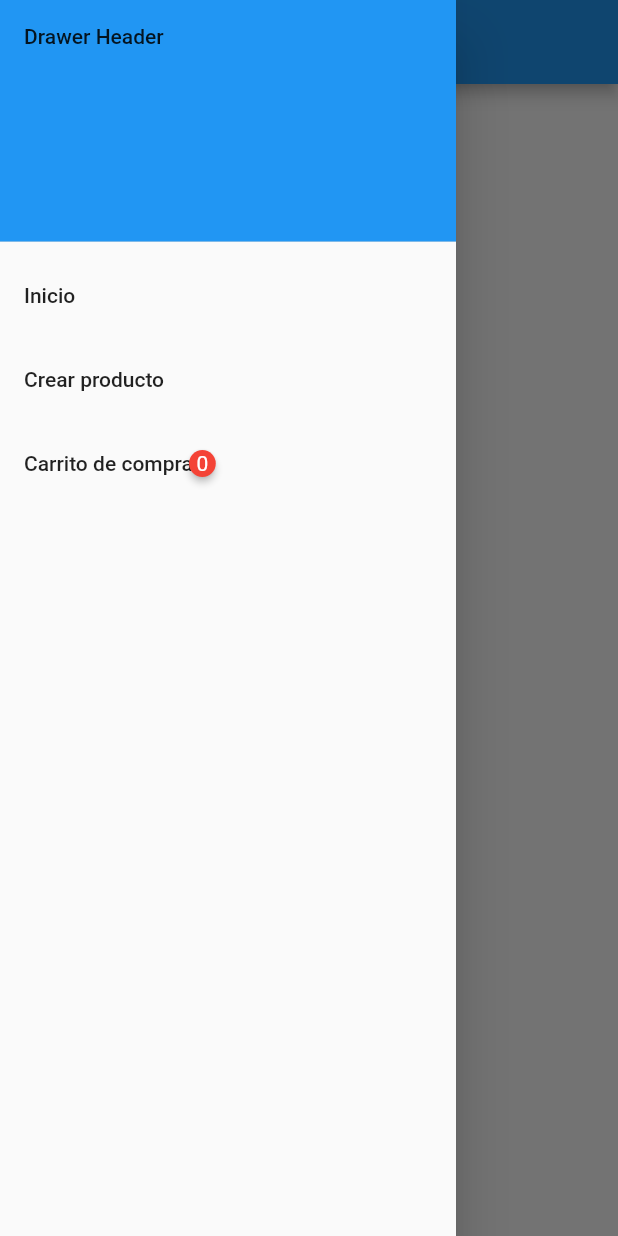
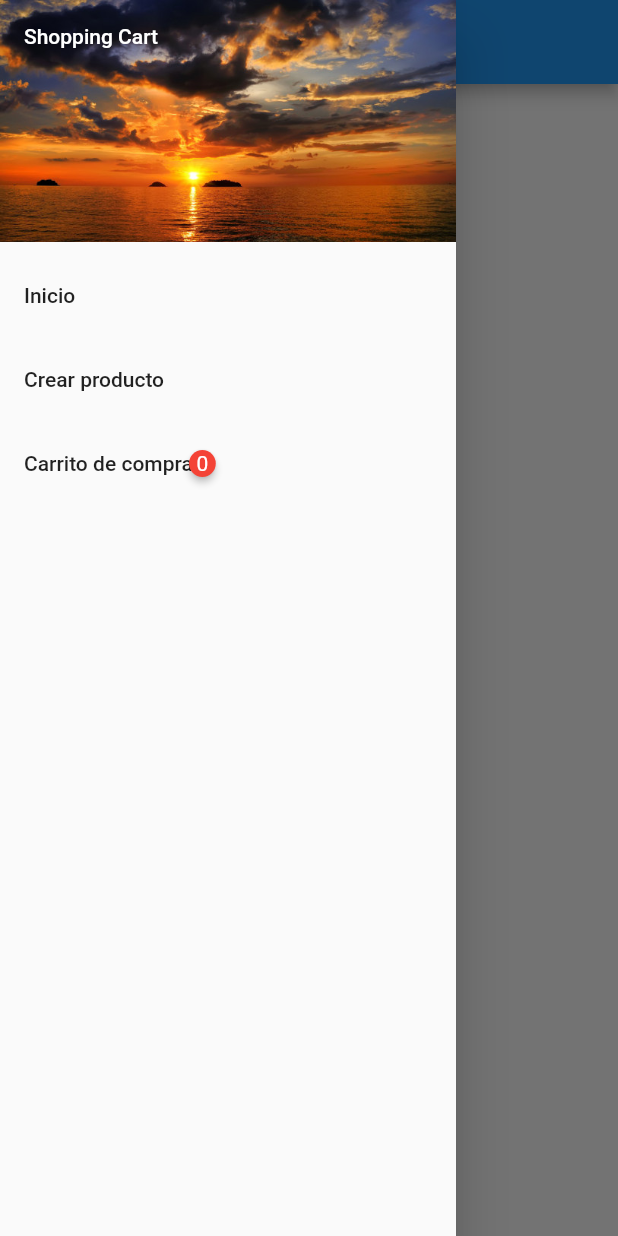
Before and after one commit to VictorBejarano/shopping_cart_flutter, a Flutter app: the screen it shows after launch, with the side drawer open, on a phone screen of 412 x 824 dp. Run offline on Flutter 3.47's test engine with Material 2 defaults, Android fonts, the phone set to English and light mode, and no system bars; drawn by our look-alikes of badges; our stand-ins replace bloc, cloud_firestore, dartz, data_connection_checker, equatable, firebase_core and 4 more; accounts and stored records are empty.

```diff
--- a/lib/features/cart/domain/repositories/cart_repositoy.dart
+++ b/lib/features/cart/domain/repositories/cart_repositoy.dart
@@ -1,9 +1,14 @@
 import 'package:dartz/dartz.dart';
 import 'package:shopping_cart/core/error/failures.dart';
+import 'package:shopping_cart/features/cart/domain/entities/product_quantity.dart';
 
 abstract class CartRepository {
   Future<Either<Failure, void>> createCart(
     String id,
     String status,
   );
+  Future<Either<Failure, void>> buyProducts(
+    String id,
+    List<ProductQuantity> products,
+  );
 }
--- /dev/null
+++ b/lib/features/cart/domain/usecase/buy_products.dart
@@ -0,0 +1,33 @@
+import 'package:dartz/dartz.dart';
+import 'package:equatable/equatable.dart';
+import 'package:shopping_cart/core/error/failures.dart';
+import 'package:shopping_cart/core/usecases/usecases.dart';
+import 'package:shopping_cart/features/cart/domain/entities/product_quantity.dart';
+import 'package:shopping_cart/features/cart/domain/repositories/cart_repositoy.dart';
+
+class BuyProducts implements UseCase<void, Params> {
+  final CartRepository repository;
+
+  BuyProducts(this.repository);
+
+  @override
+  Future<Either<Failure, void>> call(Params params) async {
+    return repository.buyProducts(params.id, params.products);
+  }
+}
+
+class Params extends Equatable {
+  final String id;
+  final List<ProductQuantity> products;
+
+  Params({
+    this.id,
+    this.products,
+  });
+
+  @override
+  List<Object> get props => [
+        id,
+        products,
+      ];
+}
--- a/lib/features/cart/infrastructure/product/cart_bloc.dart
+++ b/lib/features/cart/infrastructure/product/cart_bloc.dart
@@ -5,7 +5,9 @@ import 'package:dartz/dartz.dart';
 import 'package:meta/meta.dart';
 import 'package:shopping_cart/core/error/failures.dart';
 import 'package:shopping_cart/features/cart/domain/entities/product_quantity.dart';
-import 'package:shopping_cart/features/cart/domain/usecase/create_cart.dart';
+import 'package:shopping_cart/features/cart/domain/usecase/buy_products.dart';
+import 'package:shopping_cart/features/cart/domain/usecase/create_cart.dart'
+    as create_cart_usecase;
 
 import 'bloc.dart';
 
@@ -16,11 +18,15 @@ const String INVALID_INPUT_FAILURE_MESSAGE =
     'Invalid Input - The number must be a positive integer or zero.';
 
 class CartBloc extends Bloc<CartEvent, CartState> {
-  final CreateCart createCart;
+  final create_cart_usecase.CreateCart createCart;
+  final BuyProducts buyProducts;
 
-  CartBloc({@required CreateCart cart})
+  CartBloc(
+      {@required create_cart_usecase.CreateCart cart,
+      @required BuyProducts buy})
       : assert(cart != null),
         createCart = cart,
+        buyProducts = buy,
         super(Empty());
 
   @override
@@ -29,8 +35,8 @@ class CartBloc extends Bloc<CartEvent, CartState> {
   ) async* {
     if (event is CreateCartEvent) {
       final date = DateTime.now().millisecondsSinceEpoch.toString();
-      final failureOrSetState =
-          await createCart(Params(id: date, status: 'PENDIENTE'));
+      final failureOrSetState = await createCart(
+          create_cart_usecase.Params(id: date, status: 'PENDIENTE'));
       yield* _eitherLoadedOrErrorState(failureOrSetState, date);
     } else if (event is AddProductToCartEvent) {
       final loadedState = state as Loaded;
@@ -49,6 +55,15 @@ class CartBloc extends Bloc<CartEvent, CartState> {
       var products = loadedState.products
           .where((product) => product != loadedState.products[event.index]);
       yield Loaded(id: loadedState.id, products: [...products]);
+    } else if (event is BuyEvent) {
+      final loadedState = state as Loaded;
+      final failureOrSetState = await buyProducts(
+          Params(id: loadedState.id, products: loadedState.products));
+      yield* _eitherLoadedOrErrorState(failureOrSetState, loadedState.id);
+      final failureOrSetStateCart = await createCart(
+          create_cart_usecase.Params(id: loadedState.id, status: 'COMPLETADO'));
+      yield* _eitherLoadedOrErrorState(failureOrSetStateCart, loadedState.id);
+      add(CreateCartEvent());
     }
   }
 
--- a/lib/features/cart/infrastructure/product/cart_event.dart
+++ b/lib/features/cart/infrastructure/product/cart_event.dart
@@ -45,3 +45,5 @@ class DeleteProductEvent extends CartEvent {
   @override
   List<Object> get props => [index];
 }
+
+class BuyEvent extends CartEvent {}
--- a/lib/injections/cart_injections.dart
+++ b/lib/injections/cart_injections.dart
@@ -1,16 +1,18 @@
 import 'package:shopping_cart/features/cart/data/datasources/cart_data_source.dart';
 import 'package:shopping_cart/features/cart/data/repositories/cart_repository_impl.dart';
 import 'package:shopping_cart/features/cart/domain/repositories/cart_repositoy.dart';
+import 'package:shopping_cart/features/cart/domain/usecase/buy_products.dart';
 import 'package:shopping_cart/features/cart/domain/usecase/create_cart.dart';
 import 'package:shopping_cart/features/cart/infrastructure/product/bloc.dart';
 import 'package:shopping_cart/injections/injections.dart';
 
 Future<void> cartDI() async {
   // Bloc
-  sl.registerFactory<CartBloc>(() => CartBloc(cart: sl()));
+  sl.registerFactory<CartBloc>(() => CartBloc(cart: sl(), buy: sl()));
 
   // Use cases
   sl.registerLazySingleton<CreateCart>(() => CreateCart(sl()));
+  sl.registerLazySingleton<BuyProducts>(() => BuyProducts(sl()));
 
   // Repository
   sl.registerLazySingleton<CartRepository>(
--- a/lib/ui/pages/product_creator/product_creator_page.dart
+++ b/lib/ui/pages/product_creator/product_creator_page.dart
@@ -125,7 +125,8 @@ class _ProductCreatorPageState extends State<ProductCreatorPage> {
                                         .path
                                   ]));
                             } else {
-                              log('No es valido');
+                              ScaffoldMessenger.of(context).showSnackBar(
+                                  SnackBar(content: Text('Faltan datos')));
                             }
                           },
                           enabled: true)
--- a/lib/ui/widgets/shopping_drawer.dart
+++ b/lib/ui/widgets/shopping_drawer.dart
@@ -12,9 +12,12 @@ class ShoppingDrawer extends StatelessWidget {
         children: [
           DrawerHeader(
             decoration: BoxDecoration(
+              image: DecorationImage(
+                  fit: BoxFit.cover,
+                  image: AssetImage('assets/image/wallpaper.jpeg')),
               color: Colors.blue,
             ),
-            child: Text('Drawer Header'),
+            child: Text('Shopping Cart', style: TextStyle(color: Colors.white)),
           ),
           ListTile(
             title: Text('Inicio'),
```
Also changed, not shown: lib/features/cart/data/datasources/cart_data_source.dart (+28 -0 lines), lib/features/cart/data/models/product_cart_model.dart (added, +27 -0 lines), lib/features/cart/data/repositories/cart_repository_impl.dart (+11 -0 lines), lib/features/cart/domain/entities/product_cart.dart (added, +20 -0 lines), lib/ui/pages/cart/cart_page.dart (+4 -3 lines), lib/ui/pages/home/home_page.dart (+6 -3 lines), assets/image/jar-loading.gif (added), assets/image/wallpaper.jpeg (added).
